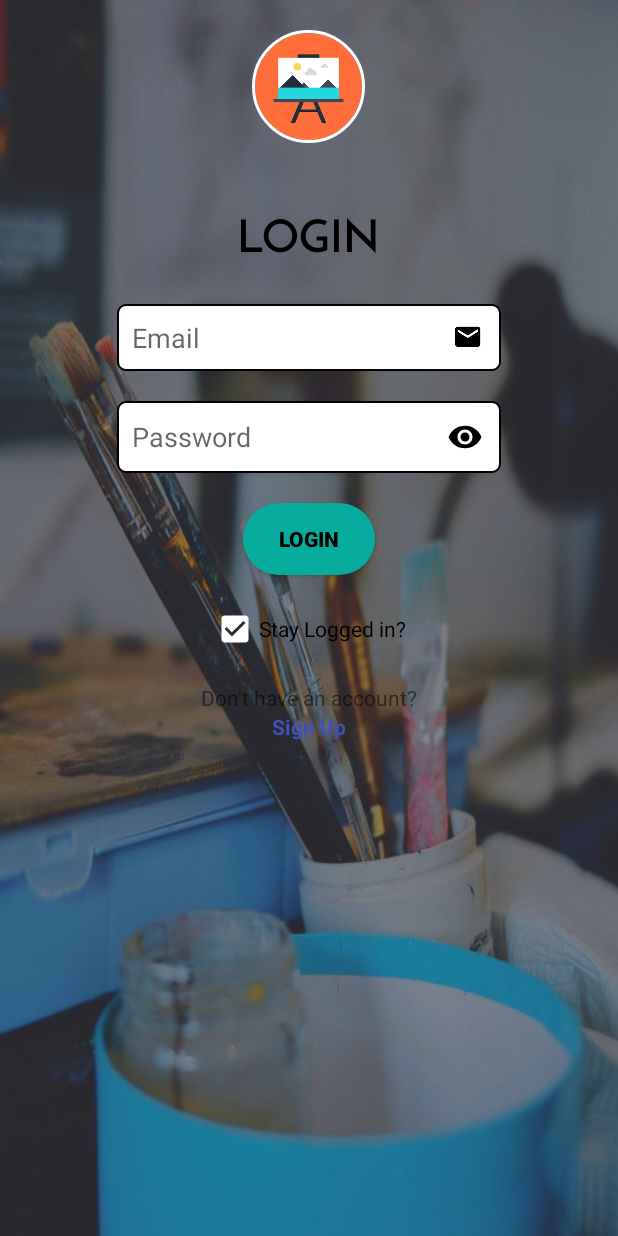
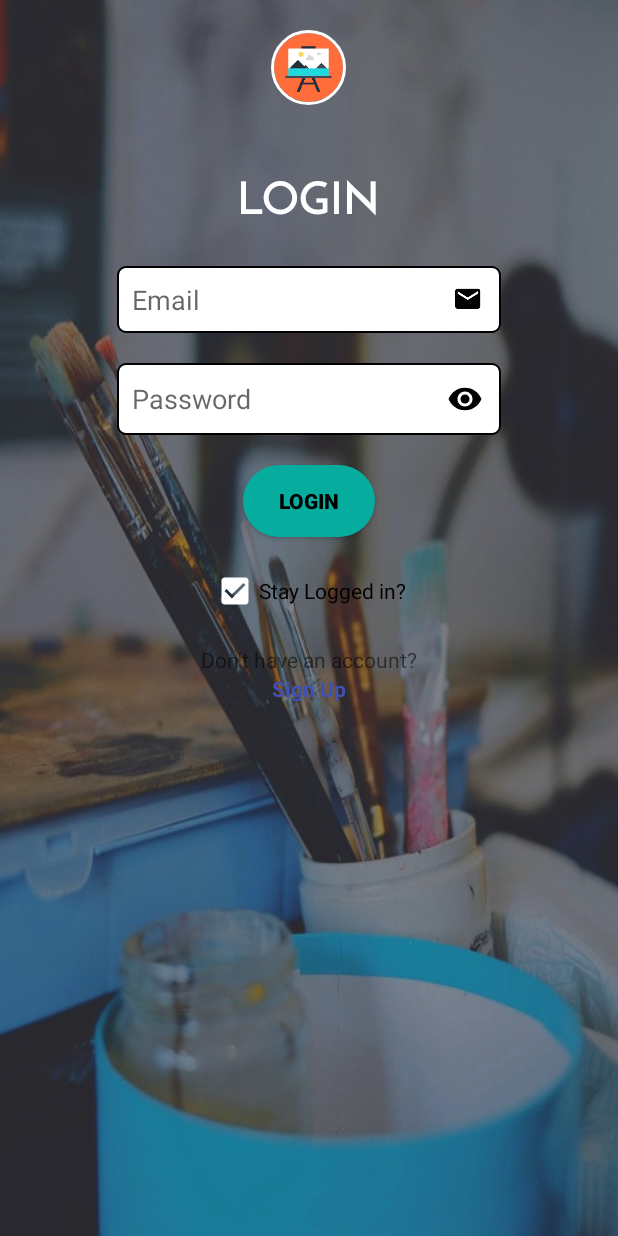
Before and after one commit to Wess58/Artissans, an Android app: the LogInActivity screen opened directly, with no data from a screen before it, on a phone screen of 412 x 824 dp. Run offline under Robolectric (Android 15) with nearby library versions, the light colour scheme and no system bars; our stand-ins replace ButterKnife, CircleImageView, Firebase (no records; nobody signed in at launch, a user with empty details on screens opened directly).

Commit message:
made changes

```diff
--- a/app/src/main/res/layout/activity_log_in.xml
+++ b/app/src/main/res/layout/activity_log_in.xml
@@ -17,8 +17,8 @@
 
         <de.hdodenhof.circleimageview.CircleImageView
             android:id="@+id/imageView"
-            android:layout_width="wrap_content"
-            android:layout_height="wrap_content"
+            android:layout_width="50sp"
+            android:layout_height="50sp"
             android:layout_centerVertical="true"
             android:layout_centerHorizontal="true"
             android:layout_gravity="center"
@@ -38,7 +38,7 @@
         android:layout_marginTop="40sp"
         android:text="LOGIN"
         android:textSize="30sp"
-        android:textColor="#000"
+        android:textColor="#fff"
         android:textStyle="bold"
         android:textCursorDrawable="@color/bluegreen"
         android:inputType="textEmailAddress"
@@ -74,7 +74,6 @@
             android:layout_height="wrap_content"
             android:layout_gravity="center"
             android:background="@drawable/edittextstyle"
-
             android:padding="10sp"
             android:ems="12"
             android:drawableTint="#000"
```
